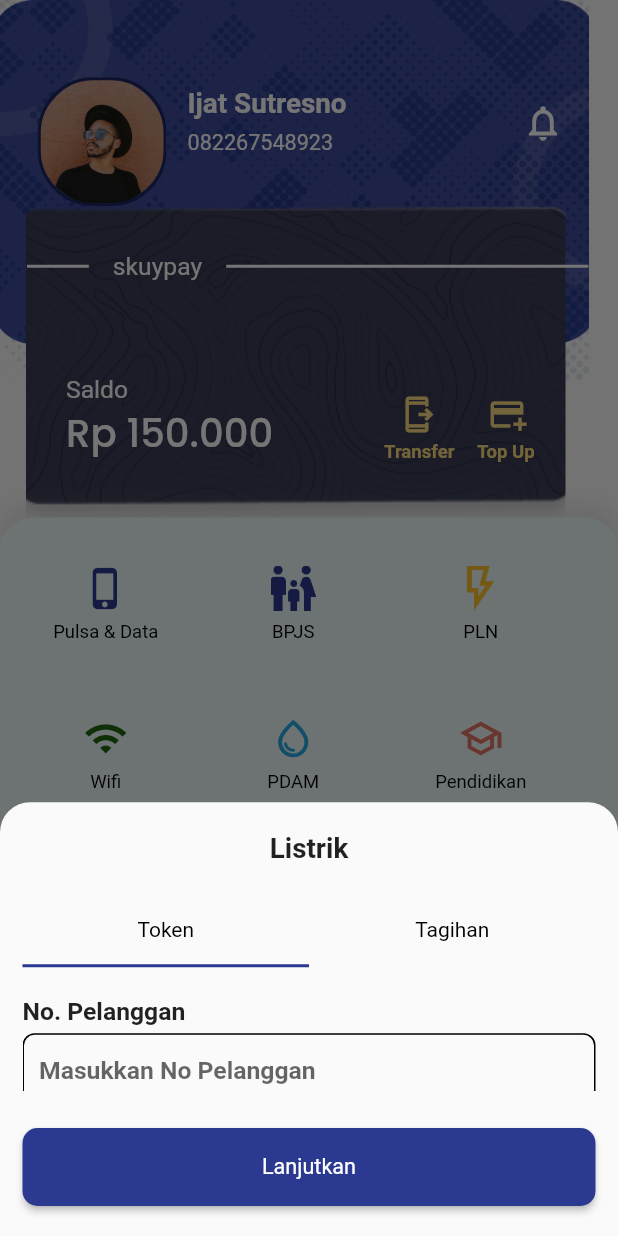
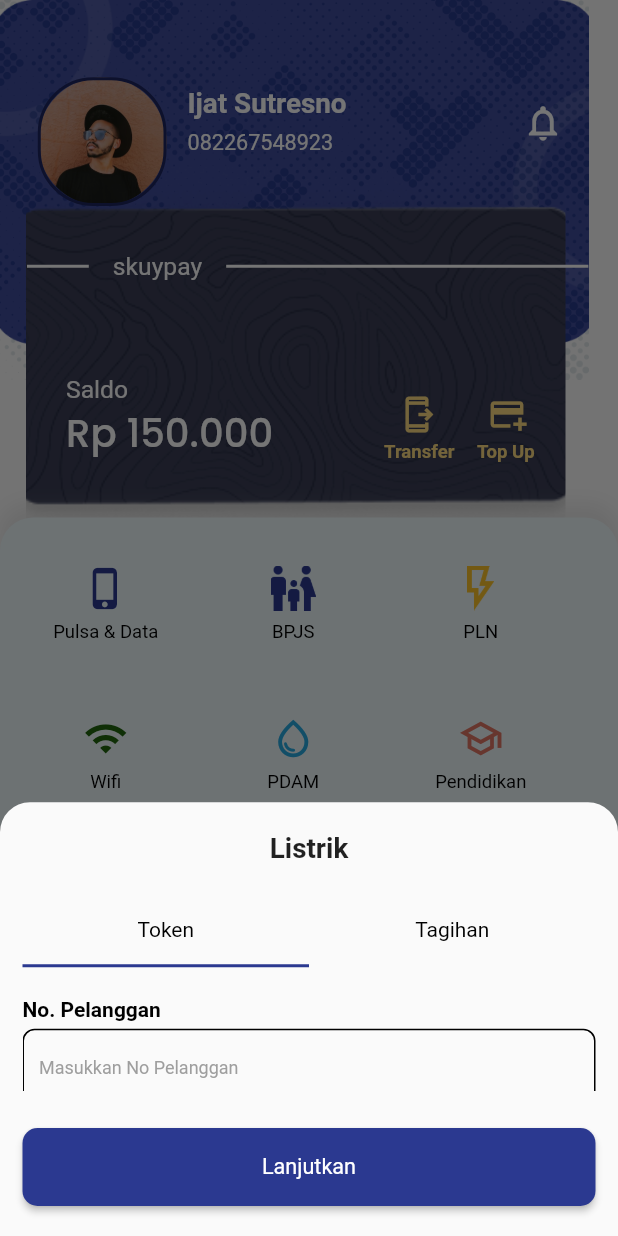
Before and after one commit to Kelompok10Capstone/Flutter_2023, a Flutter app: the HomeScreen screen opened directly, after a tap on "PLN", on a phone screen of 412 x 824 dp. Run offline on Flutter 3.47's test engine with Material 2 defaults, Android fonts, the phone set to English and light mode, and no system bars; drawn by our look-alikes of carousel_slider; our stand-ins replace flutter_screenutil, google_fonts, pinput, shared_preferences, supercharged; accounts and stored records are empty.

Commit message:
edit navigasi

```diff
--- a/capstone_flutter/lib/view/screen/home_screen/home_screen.dart
+++ b/capstone_flutter/lib/view/screen/home_screen/home_screen.dart
@@ -648,6 +648,7 @@ class _HomeScreenState extends State<HomeScreen>
 
   void _showModalBottomSheetToken(BuildContext context) {
     showModalBottomSheet(
+      isScrollControlled: true,
       context: context,
       shape: const RoundedRectangleBorder(
         borderRadius: BorderRadius.only(
@@ -657,6 +658,11 @@ class _HomeScreenState extends State<HomeScreen>
       ),
       builder: (BuildContext context) {
         return SingleChildScrollView(
+          padding: EdgeInsets.only(
+            bottom: MediaQuery.of(context)
+                .viewInsets
+                .bottom, // Adjust bottom padding based on keyboard height
+          ),
           child: SizedBox(
             width: MediaQuery.of(context).size.width,
             height: MediaQuery.of(context).size.height / 2.85,
@@ -697,7 +703,7 @@ class _HomeScreenState extends State<HomeScreen>
                     child: TabBarView(
                       controller: _tabController,
                       children: [
-                        _buildTokenTab(context),
+                        _buildTokenTab(),
                         _buildTagihanTab(),
                       ],
                     ),
@@ -933,7 +939,7 @@ class _HomeScreenState extends State<HomeScreen>
     );
   }
 
-  Widget _buildTokenTab(BuildContext context) {
+  Widget _buildTokenTab() {
     return SizedBox(
       width: MediaQuery.of(context).size.width,
       height: MediaQuery.of(context).size.height / 3.5,
@@ -944,7 +950,7 @@ class _HomeScreenState extends State<HomeScreen>
           children: [
             Text(
               'No. Pelanggan',
-              style: blackFont16.copyWith(fontWeight: FontWeight.w700),
+              style: blackFont14.copyWith(fontWeight: FontWeight.w700),
             ),
             const SizedBox(height: 5),
             Container(
@@ -960,7 +966,7 @@ class _HomeScreenState extends State<HomeScreen>
                 keyboardType: TextInputType.number,
                 decoration: InputDecoration(
                   border: InputBorder.none,
-                  hintStyle: blackFont16,
+                  hintStyle: blackFont12.copyWith(color: Colors.grey),
                   hintText: 'Masukkan No Pelanggan',
                 ),
               ),
```
